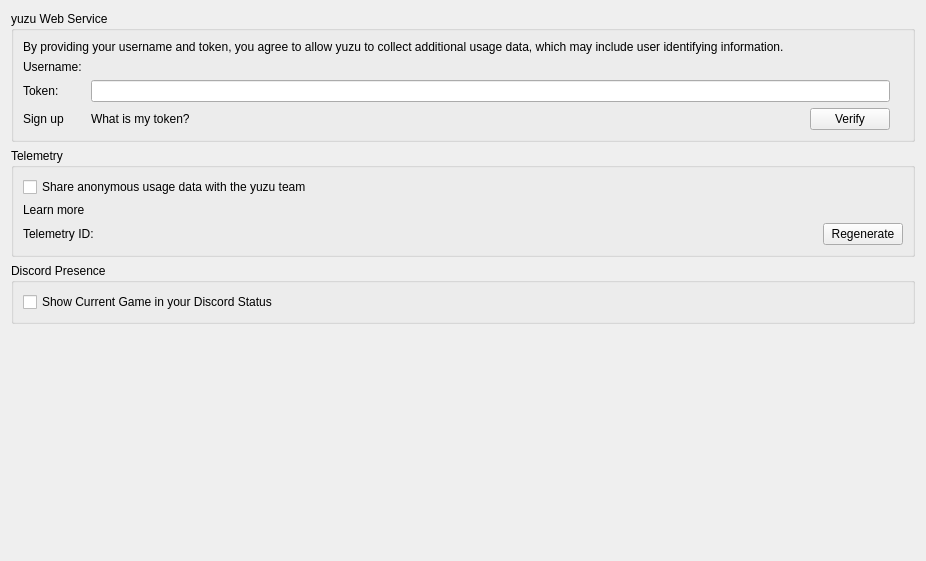
Old version of the form src/yuzu/configuration/configure_web.ui in the repository formylover/yuzu-early-access.
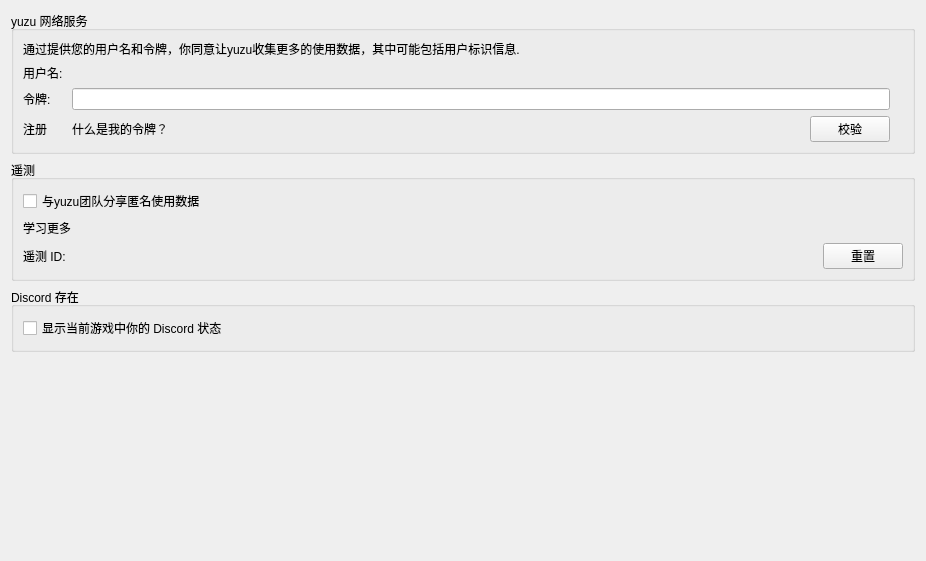
New version of the form.

The edit to the form file:
```diff
--- a/src/yuzu/configuration/configure_web.ui
+++ b/src/yuzu/configuration/configure_web.ui
@@ -19,13 +19,13 @@
      <item>
       <widget class="QGroupBox" name="groupBoxWebConfig">
        <property name="title">
-        <string>yuzu Web Service</string>
+        <string>yuzu 网络服务</string>
        </property>
        <layout class="QVBoxLayout" name="verticalLayoutYuzuWebService">
         <item>
          <widget class="QLabel" name="web_credentials_disclaimer">
           <property name="text">
-           <string>By providing your username and token, you agree to allow yuzu to collect additional usage data, which may include user identifying information.</string>
+           <string>通过提供您的用户名和令牌，你同意让yuzu收集更多的使用数据，其中可能包括用户标识信息.</string>
           </property>
          </widget>
         </item>
@@ -43,14 +43,14 @@
              <enum>Qt::RightToLeft</enum>
             </property>
             <property name="text">
-             <string>Verify</string>
+             <string>校验</string>
             </property>
            </widget>
           </item>
           <item row="2" column="0">
            <widget class="QLabel" name="web_signup_link">
             <property name="text">
-             <string>Sign up</string>
+             <string>注册</string>
             </property>
            </widget>
           </item>
@@ -60,7 +60,7 @@
           <item row="1" column="0">
            <widget class="QLabel" name="label_token">
             <property name="text">
-             <string>Token: </string>
+             <string>令牌: </string>
             </property>
            </widget>
           </item>
@@ -71,7 +71,7 @@
           <item row="0" column="0">
            <widget class="QLabel" name="label_username">
             <property name="text">
-             <string>Username: </string>
+             <string>用户名: </string>
             </property>
            </widget>
           </item>
@@ -88,7 +88,7 @@
           <item row="2" column="1">
            <widget class="QLabel" name="web_token_info_link">
             <property name="text">
-             <string>What is my token?</string>
+             <string>什么是我的令牌？</string>
             </property>
            </widget>
           </item>
@@ -113,20 +113,20 @@
      <item>
       <widget class="QGroupBox" name="groupBox">
        <property name="title">
-        <string>Telemetry</string>
+        <string>遥测</string>
        </property>
        <layout class="QVBoxLayout" name="verticalLayout_2">
         <item>
          <widget class="QCheckBox" name="toggle_telemetry">
           <property name="text">
-           <string>Share anonymous usage data with the yuzu team</string>
+           <string>与yuzu团队分享匿名使用数据</string>
           </property>
          </widget>
         </item>
         <item>
          <widget class="QLabel" name="telemetry_learn_more">
           <property name="text">
-           <string>Learn more</string>
+           <string>学习更多</string>
           </property>
          </widget>
         </item>
@@ -135,7 +135,7 @@
           <item row="0" column="0">
            <widget class="QLabel" name="label_telemetry_id">
             <property name="text">
-             <string>Telemetry ID:</string>
+             <string>遥测 ID:</string>
             </property>
            </widget>
           </item>
@@ -151,7 +151,7 @@
              <enum>Qt::RightToLeft</enum>
             </property>
             <property name="text">
-             <string>Regenerate</string>
+             <string>重置</string>
             </property>
            </widget>
           </item>
@@ -165,13 +165,13 @@
    <item>
      <widget class="QGroupBox" name="discord_group">
       <property name="title">
-       <string>Discord Presence</string>
+       <string>Discord 存在</string>
       </property>
       <layout class="QVBoxLayout" name="verticalLayout_21">
        <item>
         <widget class="QCheckBox" name="toggle_discordrpc">
          <property name="text">
-          <string>Show Current Game in your Discord Status</string>
+          <string>显示当前游戏中你的 Discord 状态</string>
          </property>
         </widget>
        </item>
```
